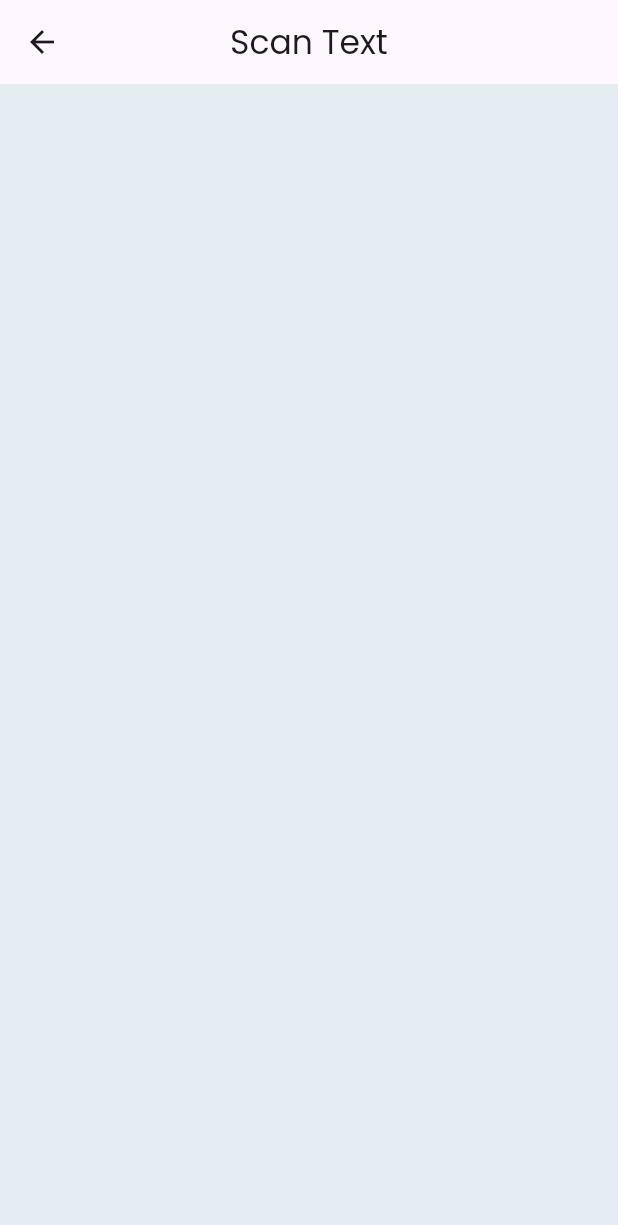
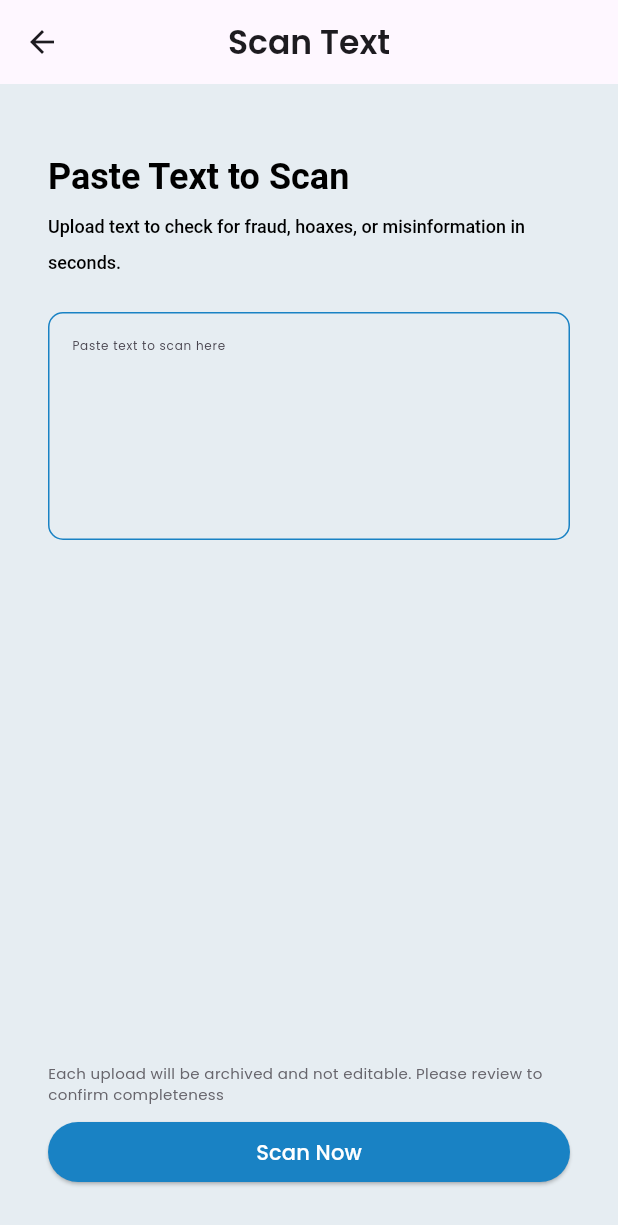
Before and after one commit to x3nozite/Lumen, a Flutter app: the InputTextScreen screen opened directly, on a phone screen of 412 x 824 dp. Shown: the top 1225 px of the screen. Run offline on Flutter 3.47's test engine with Material 3 defaults, Android fonts, the phone set to English and light mode, and no system bars.

Commit message:
add scantext page

```diff
--- a/frontend/lib/screens/scan/input/inputtext.dart
+++ b/frontend/lib/screens/scan/input/inputtext.dart
@@ -7,7 +7,84 @@ class InputTextScreen extends StatelessWidget {
   Widget build(BuildContext context) {
     return Scaffold(
       backgroundColor: Theme.of(context).primaryColor,
-      appBar: AppBar(title: Text('Scan Text'), centerTitle: true),
+      appBar: AppBar(
+        title: Text('Scan Text', style: TextStyle(fontWeight: FontWeight.w600)),
+        centerTitle: true,
+      ),
+      body: Padding(
+        padding: const EdgeInsets.all(32),
+        child: Column(
+          children: [
+            _titleText(context),
+            SizedBox(height: 24),
+            _textInput(),
+            Spacer(),
+            Text(
+              'Each upload will be archived and not editable. Please review to confirm completeness',
+              style: TextStyle(fontSize: 10, color: Color(0xFF67656C)),
+            ),
+            SizedBox(height: 8),
+            SizedBox(
+              width: double.infinity,
+              child: ElevatedButton(
+                onPressed: () {},
+                style: ElevatedButton.styleFrom(
+                  backgroundColor: const Color(0xFF1982C4),
+                  foregroundColor: Colors.white,
+                ),
+                child: Text('Scan Now'),
+              ),
+            ),
+          ],
+        ),
+      ),
+    );
+  }
+
+  TextField _textInput() {
+    return TextField(
+      style: TextStyle(fontSize: 8),
+      decoration: InputDecoration(
+        enabledBorder: OutlineInputBorder(
+          borderSide: BorderSide(color: Color(0xFF1982C4)),
+          borderRadius: BorderRadius.circular(10.0),
+        ),
+        focusedBorder: OutlineInputBorder(
+          borderSide: BorderSide(color: Color(0xFF1982C4)),
+          borderRadius: BorderRadius.circular(10.0),
+        ),
+        border: OutlineInputBorder(
+          borderSide: BorderSide(color: Color(0xFF1982C4)),
+        ),
+        hintText: 'Paste text to scan here',
+      ),
+      keyboardType: TextInputType.multiline,
+      minLines: 10,
+      maxLines: 15,
+    );
+  }
+
+  RichText _titleText(BuildContext context) {
+    return RichText(
+      text: TextSpan(
+        style: DefaultTextStyle.of(context).style.copyWith(
+          fontFamily: 'Poppins',
+          color: Colors.black,
+          decoration: TextDecoration.none,
+          height: 2,
+        ),
+        children: [
+          TextSpan(
+            text: 'Paste Text to Scan\n',
+            style: const TextStyle(fontSize: 24, fontWeight: FontWeight.bold),
+          ),
+          TextSpan(
+            text:
+                'Upload text to check for fraud, hoaxes, or misinformation in seconds.',
+            style: const TextStyle(fontSize: 12, fontWeight: FontWeight.w500),
+          ),
+        ],
+      ),
     );
   }
 }
```
Also changed, not shown: frontend/lib/screens/scan/scanpage.dart (+7 -7 lines).
